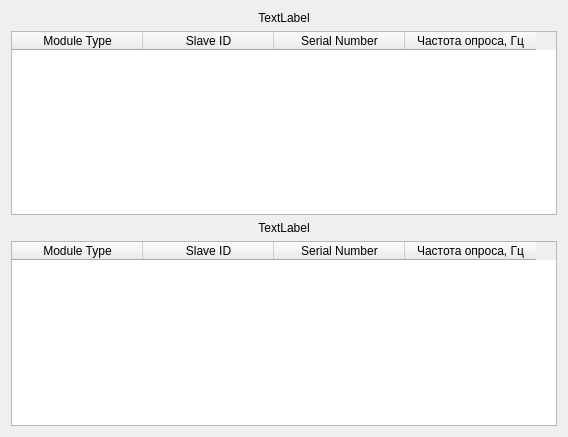
Qt form tableforied.ui (morsmordre-btch/configurator) before a commit.
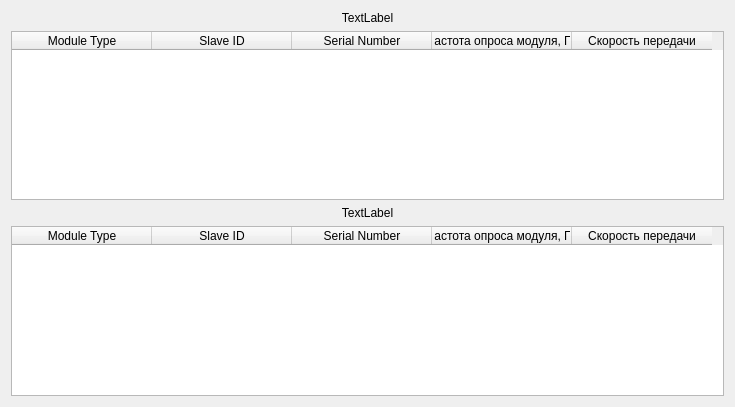
The same form after that commit.

The edit to the form file:
```diff
--- a/tableforied.ui
+++ b/tableforied.ui
@@ -6,16 +6,22 @@
    <rect>
     <x>0</x>
     <y>0</y>
-    <width>568</width>
-    <height>437</height>
+    <width>735</width>
+    <height>407</height>
    </rect>
   </property>
   <property name="minimumSize">
    <size>
-    <width>568</width>
+    <width>735</width>
     <height>0</height>
    </size>
   </property>
+  <property name="maximumSize">
+   <size>
+    <width>735</width>
+    <height>16777215</height>
+   </size>
+  </property>
   <property name="windowTitle">
    <string>Dialog</string>
   </property>
@@ -37,8 +43,17 @@
      </item>
      <item>
       <widget class="QTableWidget" name="tableWidgetSpi">
+       <attribute name="horizontalHeaderVisible">
+        <bool>true</bool>
+       </attribute>
+       <attribute name="horizontalHeaderCascadingSectionResizes">
+        <bool>false</bool>
+       </attribute>
        <attribute name="horizontalHeaderDefaultSectionSize">
-        <number>131</number>
+        <number>140</number>
+       </attribute>
+       <attribute name="verticalHeaderStretchLastSection">
+        <bool>false</bool>
        </attribute>
        <column>
         <property name="text">
@@ -57,7 +72,12 @@
        </column>
        <column>
         <property name="text">
-         <string>Частота опроса, Гц</string>
+         <string>Частота опроса модуля, Гц</string>
+        </property>
+       </column>
+       <column>
+        <property name="text">
+         <string>Скорость передачи</string>
         </property>
        </column>
       </widget>
@@ -74,8 +94,17 @@
      </item>
      <item>
       <widget class="QTableWidget" name="tableWidgetRs">
+       <property name="showGrid">
+        <bool>true</bool>
+       </property>
+       <property name="gridStyle">
+        <enum>Qt::SolidLine</enum>
+       </property>
        <attribute name="horizontalHeaderDefaultSectionSize">
-        <number>131</number>
+        <number>140</number>
+       </attribute>
+       <attribute name="verticalHeaderVisible">
+        <bool>false</bool>
        </attribute>
        <column>
         <property name="text">
@@ -94,7 +123,12 @@
        </column>
        <column>
         <property name="text">
-         <string>Частота опроса, Гц</string>
+         <string>Частота опроса модуля, Гц</string>
+        </property>
+       </column>
+       <column>
+        <property name="text">
+         <string>Скорость передачи</string>
         </property>
        </column>
       </widget>
```
